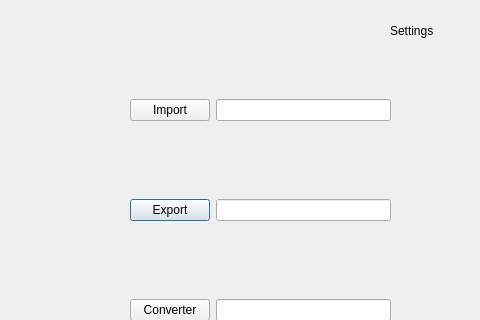
brennanafrank/EasyDraft, file templates.ui: the form before one commit; both pictures show x 0 to 480 and y 0 to 320 of the 835 by 518 pixel window.
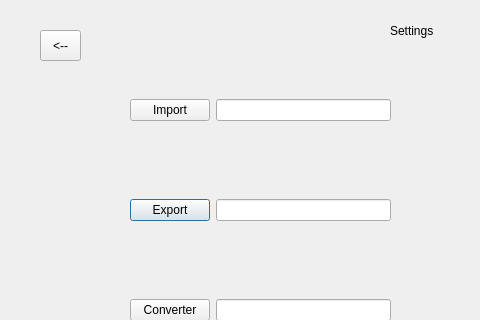
The form after the commit.

Commit message: Implemnted an actual back button with the new Changes with the GUI

The edit to the form file:
```diff
--- a/templates.ui
+++ b/templates.ui
@@ -140,6 +140,19 @@
     </item>
    </layout>
   </widget>
+  <widget class="QToolButton" name="toolButton">
+   <property name="geometry">
+    <rect>
+     <x>40</x>
+     <y>30</y>
+     <width>41</width>
+     <height>31</height>
+    </rect>
+   </property>
+   <property name="text">
+    <string>&lt;--</string>
+   </property>
+  </widget>
  </widget>
  <resources/>
  <connections/>
```
The commit also changes 5 other files.
